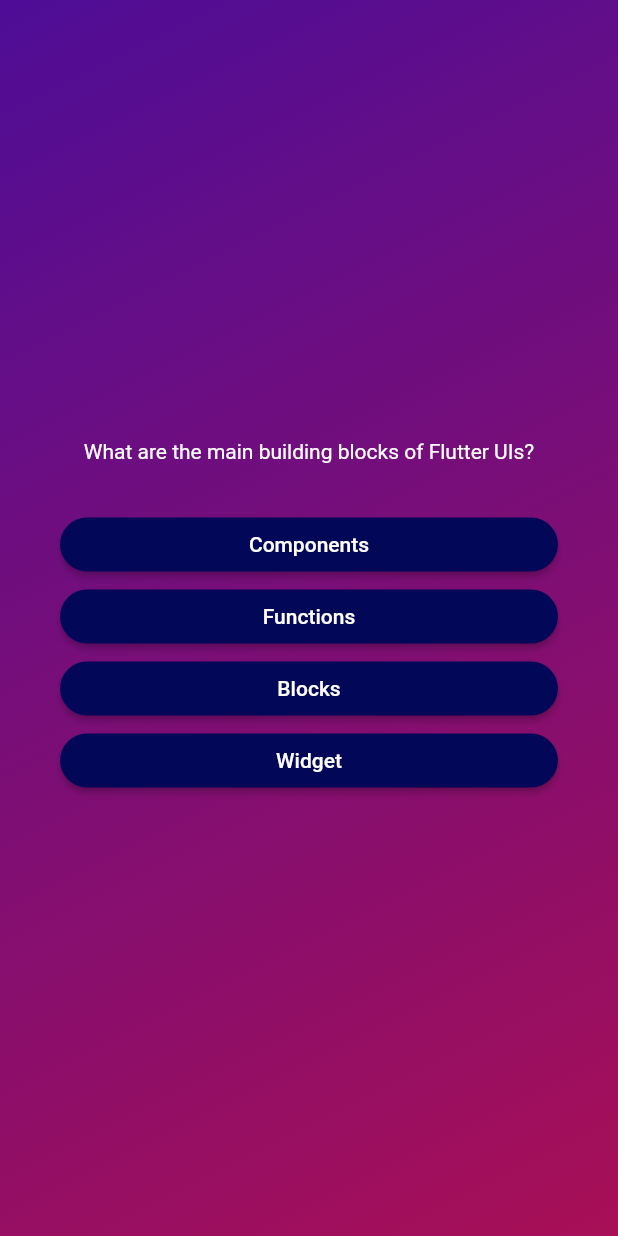
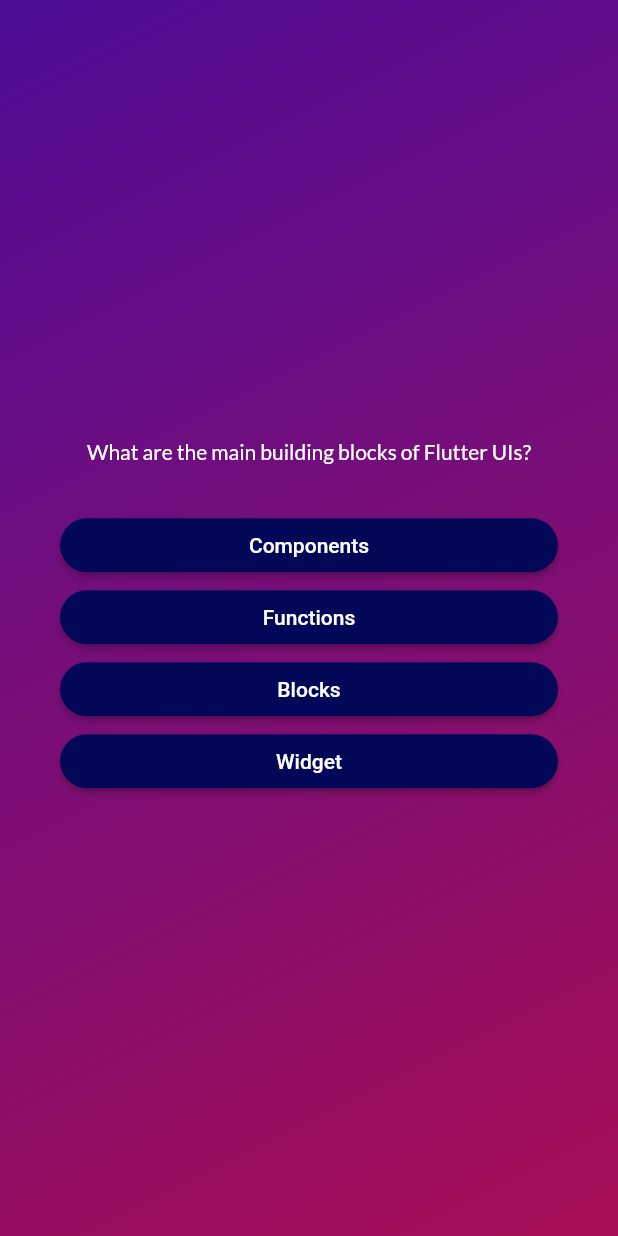
Before and after one commit to Pheak02/Basic_Flutter_Concepts, a Flutter app: the screen it shows after launch, after a tap on "Start Quiz", on a phone screen of 412 x 824 dp. Run offline on Flutter 3.47's test engine with Material 2 defaults, Android fonts, the phone set to English and light mode, and no system bars; our stand-ins replace google_fonts.

Commit message:
75 install and use google font instead of default TextStyle in dart

```diff
--- a/flutter_concepts/lib/question_screen.dart
+++ b/flutter_concepts/lib/question_screen.dart
@@ -3,6 +3,7 @@ import 'package:flutter/material.dart';
 
 import 'package:flutter_concepts/answer_button.dart';
 import 'package:flutter_concepts/data/questions.dart';
+import 'package:google_fonts/google_fonts.dart';
 
 class QuestionScreen extends StatefulWidget {
   const QuestionScreen({super.key});
@@ -33,7 +34,7 @@ class _QuestionScreenState extends State<QuestionScreen> {
           children: [
             Text(
               currentQuestion.text,
-              style: const TextStyle(
+              style: GoogleFonts.lato(
                 color: Colors.white,
               ),
               textAlign: TextAlign.center,
--- a/flutter_concepts/lib/start_screen.dart
+++ b/flutter_concepts/lib/start_screen.dart
@@ -1,4 +1,5 @@
 import 'package:flutter/material.dart';
+import 'package:google_fonts/google_fonts.dart';
 
 class StartScreen extends StatelessWidget {
   const StartScreen(this.startQuiz,
@@ -13,15 +14,15 @@ final void Function() startQuiz;                        //so that can call to us
           Image.asset(
             'assets/images/quiz-logo.png',
             width: 300,
-            color: Color.fromARGB(82, 234, 225, 225),
+            color: const Color.fromARGB(82, 234, 225, 225),
           ),
           const SizedBox(
             height: 80,
           ),
-          const Text(
+          Text(
             'Learn Flutter @E2STEM HDSD!',
-            style: TextStyle(
-              color: Color.fromARGB(255, 238, 226, 226),
+            style: GoogleFonts.lato(
+              color: const Color.fromARGB(255, 238, 226, 226),
               fontSize: 24,
             ),
           ),
--- a/flutter_concepts/pubspec.yaml
+++ b/flutter_concepts/pubspec.yaml
@@ -35,6 +35,7 @@ dependencies:
   # The following adds the Cupertino Icons font to your application.
   # Use with the CupertinoIcons class for iOS style icons.
   cupertino_icons: ^1.0.2
+  google_fonts: ^5.1.0
 
 dev_dependencies:
   flutter_test:
```
